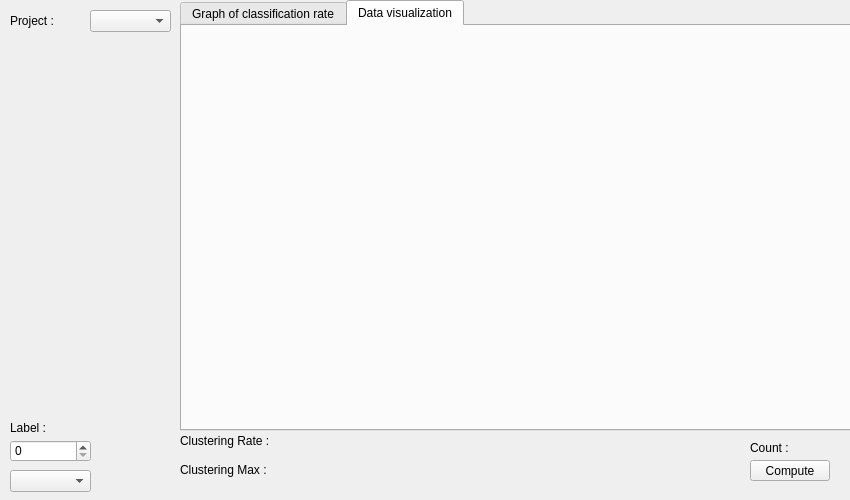
Before: the Qt Designer form Example/MNIST/mainwindow.ui in MatthieuHernandez/NeuralNetworkTest, drawn with Qt 5.
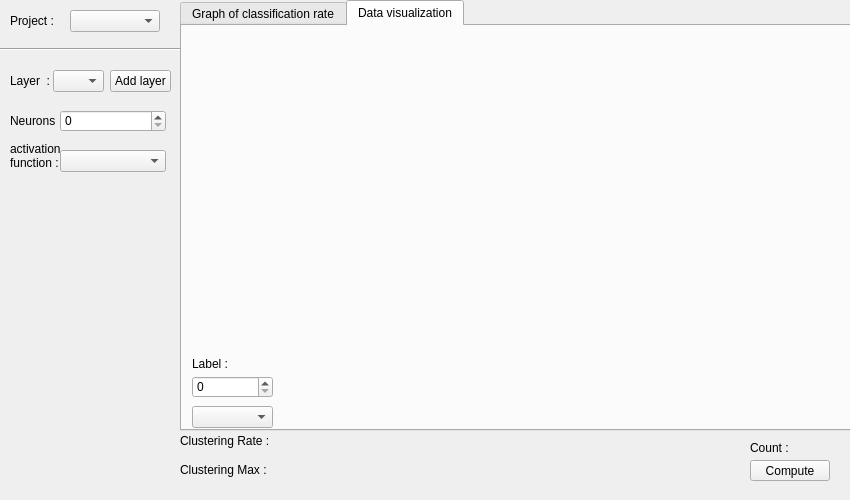
After: the same form once the commit is applied. The open tabs and pages were chosen to show the change. Custom widgets are drawn as their Qt base class.

```diff
--- a/Example/MNIST/mainwindow.ui
+++ b/Example/MNIST/mainwindow.ui
@@ -20,19 +20,6 @@
      <height>0</height>
     </size>
    </property>
-   <widget class="QSpinBox" name="spinBoxImageId">
-    <property name="geometry">
-     <rect>
-      <x>10</x>
-      <y>440</y>
-      <width>81</width>
-      <height>22</height>
-     </rect>
-    </property>
-    <property name="maximum">
-     <number>9999</number>
-    </property>
-   </widget>
    <widget class="QPushButton" name="pushButton">
     <property name="geometry">
      <rect>
@@ -46,29 +33,6 @@
      <string>Compute</string>
     </property>
    </widget>
-   <widget class="QLabel" name="labelImage">
-    <property name="geometry">
-     <rect>
-      <x>10</x>
-      <y>420</y>
-      <width>81</width>
-      <height>16</height>
-     </rect>
-    </property>
-    <property name="text">
-     <string>Label :</string>
-    </property>
-   </widget>
-   <widget class="QComboBox" name="comboBoxSet">
-    <property name="geometry">
-     <rect>
-      <x>10</x>
-      <y>470</y>
-      <width>81</width>
-      <height>22</height>
-     </rect>
-    </property>
-   </widget>
    <widget class="QLabel" name="labelCount">
     <property name="geometry">
      <rect>
@@ -98,9 +62,9 @@
    <widget class="QComboBox" name="comboBox">
     <property name="geometry">
      <rect>
-      <x>90</x>
+      <x>70</x>
       <y>10</y>
-      <width>81</width>
+      <width>90</width>
       <height>22</height>
      </rect>
     </property>
@@ -110,8 +74,8 @@
      <rect>
       <x>10</x>
       <y>10</y>
-      <width>61</width>
-      <height>22</height>
+      <width>60</width>
+      <height>21</height>
      </rect>
     </property>
     <property name="text">
@@ -162,6 +126,42 @@
        <string/>
       </property>
      </widget>
+     <widget class="QComboBox" name="comboBoxSet">
+      <property name="geometry">
+       <rect>
+        <x>10</x>
+        <y>380</y>
+        <width>81</width>
+        <height>22</height>
+       </rect>
+      </property>
+     </widget>
+     <widget class="QSpinBox" name="spinBoxImageId">
+      <property name="geometry">
+       <rect>
+        <x>10</x>
+        <y>350</y>
+        <width>81</width>
+        <height>22</height>
+       </rect>
+      </property>
+      <property name="maximum">
+       <number>9999</number>
+      </property>
+     </widget>
+     <widget class="QLabel" name="labelImage">
+      <property name="geometry">
+       <rect>
+        <x>10</x>
+        <y>330</y>
+        <width>81</width>
+        <height>16</height>
+       </rect>
+      </property>
+      <property name="text">
+       <string>Label :</string>
+      </property>
+     </widget>
     </widget>
    </widget>
    <widget class="QLabel" name="label">
@@ -177,6 +177,102 @@
      <string>Clustering Rate :</string>
     </property>
    </widget>
+   <widget class="QLabel" name="label_2">
+    <property name="geometry">
+     <rect>
+      <x>10</x>
+      <y>70</y>
+      <width>81</width>
+      <height>21</height>
+     </rect>
+    </property>
+    <property name="text">
+     <string>Layer  :</string>
+    </property>
+   </widget>
+   <widget class="QPushButton" name="pushButton_2">
+    <property name="geometry">
+     <rect>
+      <x>110</x>
+      <y>70</y>
+      <width>61</width>
+      <height>22</height>
+     </rect>
+    </property>
+    <property name="text">
+     <string>Add layer</string>
+    </property>
+   </widget>
+   <widget class="QComboBox" name="comboBox_3">
+    <property name="geometry">
+     <rect>
+      <x>53</x>
+      <y>70</y>
+      <width>51</width>
+      <height>22</height>
+     </rect>
+    </property>
+   </widget>
+   <widget class="Line" name="line">
+    <property name="geometry">
+     <rect>
+      <x>0</x>
+      <y>29</y>
+      <width>181</width>
+      <height>41</height>
+     </rect>
+    </property>
+    <property name="orientation">
+     <enum>Qt::Horizontal</enum>
+    </property>
+   </widget>
+   <widget class="QComboBox" name="comboBox_2">
+    <property name="geometry">
+     <rect>
+      <x>60</x>
+      <y>150</y>
+      <width>106</width>
+      <height>22</height>
+     </rect>
+    </property>
+   </widget>
+   <widget class="QSpinBox" name="spinBox">
+    <property name="geometry">
+     <rect>
+      <x>60</x>
+      <y>110</y>
+      <width>106</width>
+      <height>22</height>
+     </rect>
+    </property>
+   </widget>
+   <widget class="QLabel" name="label_3">
+    <property name="geometry">
+     <rect>
+      <x>10</x>
+      <y>110</y>
+      <width>47</width>
+      <height>21</height>
+     </rect>
+    </property>
+    <property name="text">
+     <string>Neurons :</string>
+    </property>
+   </widget>
+   <widget class="QLabel" name="label_4">
+    <property name="geometry">
+     <rect>
+      <x>10</x>
+      <y>140</y>
+      <width>51</width>
+      <height>31</height>
+     </rect>
+    </property>
+    <property name="text">
+     <string>activation
+function :</string>
+    </property>
+   </widget>
   </widget>
  </widget>
  <layoutdefault spacing="6" margin="11"/>
```
